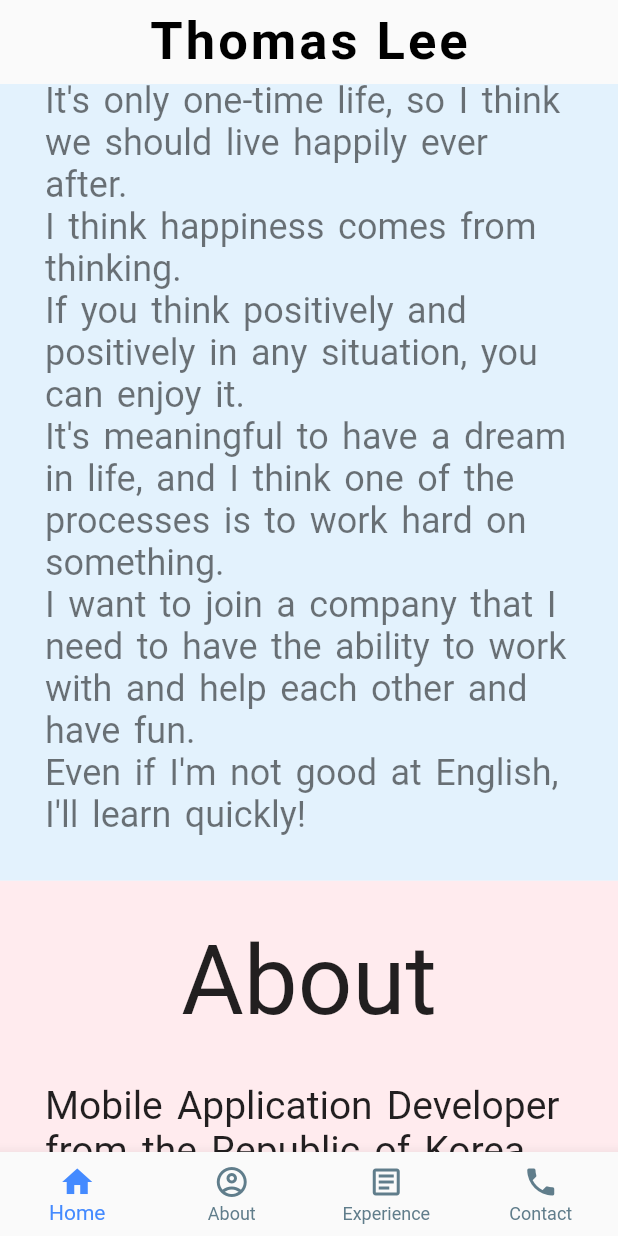
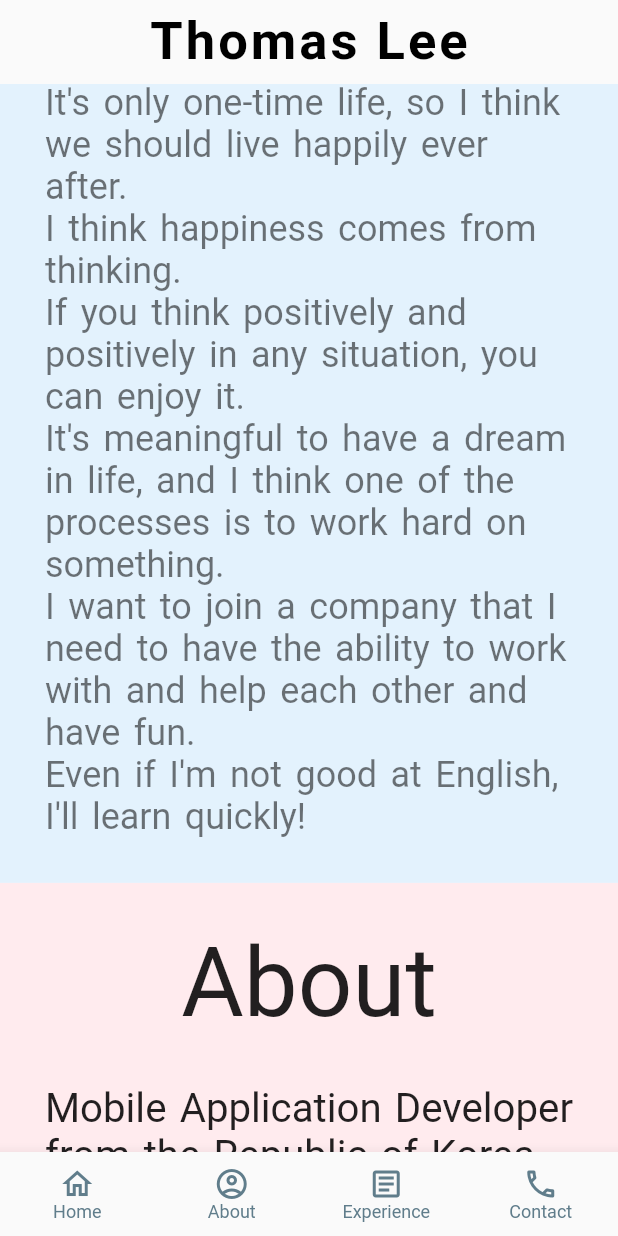
Before and after one commit to thomas819/resume_web, a Flutter app: the screen it shows after launch, scrolled down 576 dp, on a phone screen of 412 x 824 dp. Run offline on Flutter 3.47's test engine with Material 2 defaults, Android fonts, the light colour scheme and no system bars; drawn by our look-alikes of auto_size_text; our stand-ins replace cached_network_image, flutter_svg, get; network calls fail.

Commit message:
fix card,long text error

```diff
--- a/lib/src/pages/about_page.dart
+++ b/lib/src/pages/about_page.dart
@@ -1,4 +1,3 @@
-import 'package:auto_size_text/auto_size_text.dart';
 import 'package:flutter/material.dart';
 import 'package:get/get.dart';
 import 'package:resume_web/src/components/app_text_size.dart';
@@ -39,10 +38,16 @@ class AboutPage extends GetView<ScreenLayoutController> {
 
   Widget _deskTopMode() {
     return Row(
+      crossAxisAlignment: CrossAxisAlignment.start,
       mainAxisAlignment: MainAxisAlignment.center,
       children: [
-        Expanded(child: _introduction(),flex: 3,),
-        SizedBox(width:100,),
+        Expanded(
+          child: _introduction(),
+          flex: 3,
+        ),
+        SizedBox(
+          width: 100,
+        ),
         Expanded(
           child: _education(),
           flex: 2,
@@ -67,6 +72,7 @@ class AboutPage extends GetView<ScreenLayoutController> {
   Widget _education() {
     return Container(
       child: Column(
+        mainAxisAlignment: MainAxisAlignment.start,
         crossAxisAlignment: CrossAxisAlignment.stretch,
         children: [
           Text(
@@ -76,7 +82,10 @@ class AboutPage extends GetView<ScreenLayoutController> {
           SizedBox(
             height: 30,
           ),
-          Wrap(children: ScreenLayoutController.to.education.map((i) => _educations(i)).toList()),
+          Wrap(
+              children: ScreenLayoutController.to.education
+                  .map((i) => _educations(i))
+                  .toList()),
           //ScreenLayoutController.to.education.map((i) => _educations(i)).toList(),
         ],
       ),
@@ -87,18 +96,24 @@ class AboutPage extends GetView<ScreenLayoutController> {
     return Column(
       crossAxisAlignment: CrossAxisAlignment.stretch,
       children: [
-        AutoSizeText(
+        FittedBox(
+          alignment: Alignment.centerLeft,
+          fit: BoxFit.scaleDown,
+          child: Text(
             i["name"],
             style: projectTitleTextStyle,
-          maxLines: 1,
+          ),
         ),
         SizedBox(
           height: 8,
         ),
-        AutoSizeText(
+        FittedBox(
+          alignment: Alignment.centerLeft,
+          fit: BoxFit.scaleDown,
+          child: Text(
             i["date"],
             style: projectSubTitleTextStyle,
-          maxLines: 1,
+          ),
         ),
         SizedBox(
           height: 5,
@@ -116,12 +131,16 @@ class AboutPage extends GetView<ScreenLayoutController> {
 
   Widget _introduction() {
     return Column(
+      mainAxisAlignment: MainAxisAlignment.start,
       crossAxisAlignment: CrossAxisAlignment.stretch,
       children: [
-        AutoSizeText(
+        FittedBox(
+          alignment: Alignment.centerLeft,
+          fit: BoxFit.scaleDown,
+          child: Text(
             "Mobile Application Developer\nfrom the Republic of Korea",
             style: subTitleTextStyle,
-          maxLines: 2,
+          ),
         ),
         SizedBox(height: 30),
         Text(
@@ -129,12 +148,15 @@ class AboutPage extends GetView<ScreenLayoutController> {
           style: contentTextStyle,
         ),
         SizedBox(
-          height: 30,
+          height: 60,
         ),
-        AutoSizeText(
+        FittedBox(
+          alignment: Alignment.centerLeft,
+          fit: BoxFit.scaleDown,
+          child: Text(
             "What Skills I Experience",
             style: subTitleTextStyle,
-          maxLines: 1,
+          ),
         ),
         SizedBox(
           height: 30,
@@ -143,7 +165,7 @@ class AboutPage extends GetView<ScreenLayoutController> {
           children: List.generate(
               controller.skills.length,
               (index) => Padding(
-                padding: const EdgeInsets.only(right: 6,bottom: 6),
+                    padding: const EdgeInsets.only(right: 6, bottom: 6),
                     child: Chip(
                       label: Text(
                         controller.skills[index],
--- a/lib/src/pages/home_page.dart
+++ b/lib/src/pages/home_page.dart
@@ -1,4 +1,3 @@
-import 'package:auto_size_text/auto_size_text.dart';
 import 'package:cached_network_image/cached_network_image.dart';
 import 'package:flutter/material.dart';
 import 'package:flutter_svg/svg.dart';
@@ -72,20 +71,24 @@ class HomePage extends StatelessWidget {
           children: [
             InkWell(
                 onTap: () => launch("https://github.com/thomas819"),
-                child: SvgPicture.network("https://firebasestorage.googleapis.com/v0/b/thomas-resume.appspot.com/o/github_icon.svg?alt=media&token=a41bf255-7be3-4e5d-bcbc-c519beea270d")),
+                child: SvgPicture.network(
+                  "https://firebasestorage.googleapis.com/v0/b/thomas-resume.appspot.com/o/github_icon.svg?alt=media&token=a41bf255-7be3-4e5d-bcbc-c519beea270d",
+                )),
             SizedBox(
               width: 15,
             ),
             InkWell(
                 onTap: () => launch("https://www.instagram.com/minhyun.e/"),
-                child: SvgPicture.network("https://firebasestorage.googleapis.com/v0/b/thomas-resume.appspot.com/o/instagram_icon.svg?alt=media&token=801602fc-1437-4e99-b239-daa09dd4b724")),
+                child: SvgPicture.network(
+                    "https://firebasestorage.googleapis.com/v0/b/thomas-resume.appspot.com/o/instagram_icon.svg?alt=media&token=801602fc-1437-4e99-b239-daa09dd4b724")),
             SizedBox(
               width: 15,
             ),
             InkWell(
                 onTap: () =>
                     launch("https://www.linkedin.com/in/thomas-lee-abb253231/"),
-                child: SvgPicture.network("https://firebasestorage.googleapis.com/v0/b/thomas-resume.appspot.com/o/linkedin_icon.svg?alt=media&token=6a0aad73-0ee6-4007-b453-ccc468be2803")),
+                child: SvgPicture.network(
+                    "https://firebasestorage.googleapis.com/v0/b/thomas-resume.appspot.com/o/linkedin_icon.svg?alt=media&token=6a0aad73-0ee6-4007-b453-ccc468be2803")),
             SizedBox(
               width: 15,
             ),
@@ -116,21 +119,29 @@ class HomePage extends StatelessWidget {
       mainAxisAlignment: MainAxisAlignment.center,
       crossAxisAlignment: CrossAxisAlignment.stretch,
       children: [
-        AutoSizeText(
+        FittedBox(
+          alignment: Alignment.centerLeft,
+          fit: BoxFit.scaleDown,
+          child: Text(
             "Thomas Lee",
             style: titleTextStyle,
             textAlign:
                 ScreenLayoutController.to.type.value == ScreenSizeType.DESKTOP
                     ? TextAlign.start
                     : TextAlign.center,
-          maxLines: 1,
+          ),
         ),
         SizedBox(
           height: 30,
         ),
-        AutoSizeText("I'm an app developer who continues to challenge and grow.",
+        FittedBox(
+          alignment: Alignment.centerLeft,
+          fit: BoxFit.scaleDown,
+          child: Text(
+            "I'm an app developer who\ncontinues to challenge and grow.",
             style: subTitleTextStyle,
-        maxLines: 2,),
+          ),
+        ),
         SizedBox(height: 30),
         Text(
           "It's only one-time life, so I think we should live happily ever after.\nI think happiness comes from thinking.\nIf you think positively and positively in any situation, you can enjoy it.\nIt's meaningful to have a dream in life, and I think one of the processes is to work hard on something.\nI want to join a company that I need to have the ability to work with and help each other and have fun.\nEven if I'm not good at English, I'll learn quickly!",
--- a/lib/src/pages/main_page.dart
+++ b/lib/src/pages/main_page.dart
@@ -37,7 +37,8 @@ class MainPage extends GetView<ScreenLayoutController> {
   PreferredSizeWidget _appBar() {
     return AppBar(
       titleSpacing: 10.0,
-      centerTitle: controller.type.value == ScreenSizeType.MOBILE ? true : false,
+      centerTitle:
+          controller.type.value == ScreenSizeType.MOBILE ? true : false,
       title: Text(
         "Thomas Lee",
         style: TextStyle(
@@ -55,22 +56,22 @@ class MainPage extends GetView<ScreenLayoutController> {
 
   List<Widget> _actions() {
     return <Widget>[
-      menuBtn("Home",() {
+      menuBtn("Home", () {
         returnSelectedTab(0);
       }),
-      menuBtn("About",() {
+      menuBtn("About", () {
         returnSelectedTab(1);
       }),
-      menuBtn("Projects",() {
+      menuBtn("Projects", () {
         returnSelectedTab(2);
       }),
-      menuBtn("Contact",() {
+      menuBtn("Contact", () {
         returnSelectedTab(3);
       }),
     ];
   }
 
-  Widget menuBtn(String name,VoidCallback onTap) {
+  Widget menuBtn(String name, VoidCallback onTap) {
     return MaterialButton(
       // textColor:  controller.selectedIndex.value==count ? Colors.lightBlue: Colors.black,
       padding: EdgeInsets.only(right: 25, left: 25),
@@ -86,20 +87,23 @@ class MainPage extends GetView<ScreenLayoutController> {
     return controller.type.value == ScreenSizeType.DESKTOP
         ? null
         : BottomNavigationBar(
-      type: BottomNavigationBarType.fixed,
+            type: BottomNavigationBarType.fixed,
             items: [
-              BottomNavigationBarItem(icon: Icon(Icons.home), label: 'Home'),
+              BottomNavigationBarItem(
+                  icon: Icon(Icons.home_outlined), label: 'Home'),
               BottomNavigationBarItem(
                   icon: Icon(Icons.account_circle_outlined), label: 'About'),
               BottomNavigationBarItem(
                   icon: Icon(Icons.article_outlined), label: 'Experience'),
               BottomNavigationBarItem(
-                  icon: Icon(Icons.phone), label: 'Contact'),
+                  icon: Icon(Icons.phone_outlined), label: 'Contact'),
             ],
             currentIndex: controller.selectedIndex.value,
             onTap: (index) => returnSelectedTab(index),
-            selectedItemColor: Colors.blueAccent,
+            selectedItemColor: Colors.blueGrey,
             unselectedItemColor: Colors.blueGrey,
+            selectedFontSize: 12,
+            unselectedFontSize: 12,
           );
   }
 
@@ -120,7 +124,7 @@ class MainPage extends GetView<ScreenLayoutController> {
   }
 
   returnSelectedTab(_selectedIndex) {
-    controller.selectedIndex.value=_selectedIndex;
+    controller.selectedIndex.value = _selectedIndex;
     if (_selectedIndex == 0) {
       Scrollable.ensureVisible(controller.homeKey.currentContext!,
           duration: Duration(milliseconds: 400), curve: Curves.easeInOut);
--- a/pubspec.yaml
+++ b/pubspec.yaml
@@ -25,7 +25,6 @@ dependencies:
     sdk: flutter
   url_launcher: ^6.0.18
   cached_network_image: ^3.2.0
-  auto_size_text: ^3.0.0
   get: ^4.5.1
   flutter_svg: ^1.0.3
   # The following adds the Cupertino Icons font to your application.
```
Also changed, not shown: lib/src/pages/contact_page.dart (+10 -3 lines), lib/src/pages/project_page.dart (+16 -11 lines), pubspec.lock, 1 other file. Lines whose indentation alone changed are shown as unchanged.
